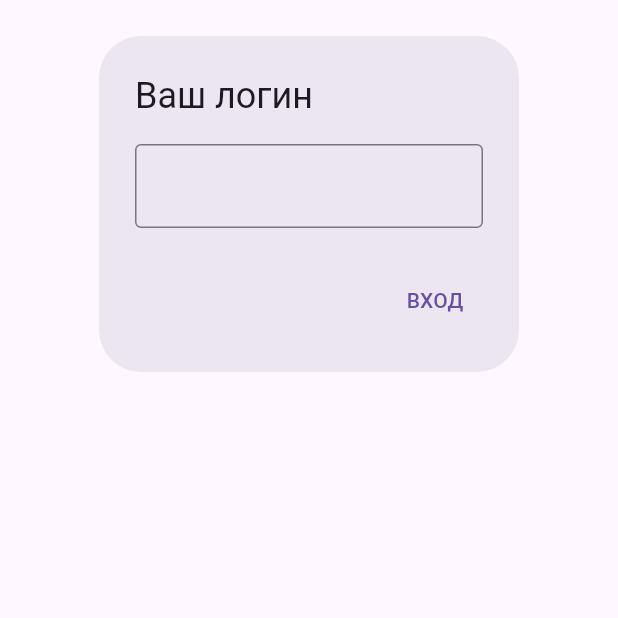
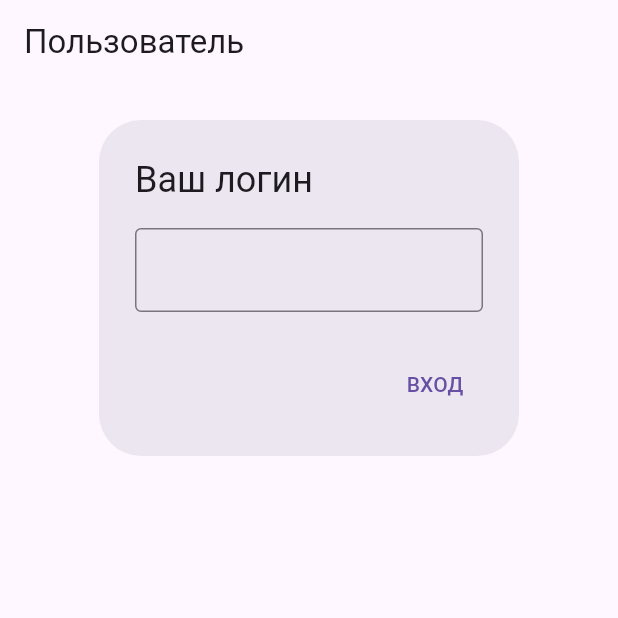
Before and after one commit to chauzov1995/gnsklad, a Flutter app: the profile screen opened directly, on a phone screen of 412 x 824 dp, the top half of it. Run offline on Flutter 3.47's test engine with Material 3 defaults, Android fonts, the phone set to English and light mode, and no system bars; our stand-ins replace cached_network_image, camera, device_info_plus, image_picker, photo_view, sqflite and 1 more; missing offline and left inert: flutter_broadcasts, flutter_datawedge, mailer; accounts and stored records are empty; network calls fail.

Commit message:
добавление функц брак

```diff
--- a/lib/brak.dart
+++ b/lib/brak.dart
@@ -373,6 +373,9 @@ www.giulianovars.ru
   @override
   Widget build(BuildContext context) {
     return Scaffold(
+        appBar:   AppBar(
+          title: Text("Брак"),
+        ),
         body: Container(
           padding: EdgeInsets.symmetric(vertical: 0, horizontal: 10),
           child: articul == ''
--- a/lib/fotosklad.dart
+++ b/lib/fotosklad.dart
@@ -137,6 +137,10 @@ class _fotoskladState extends State<fotosklad> {
   @override
   Widget build(BuildContext context) {
     return Scaffold(
+
+            appBar:   AppBar(
+              title: Text("Ящик с фурнитурой"),
+            ),
         body: Container(
           child: Column(
             children: <Widget>[
--- a/lib/profile.dart
+++ b/lib/profile.dart
@@ -36,7 +36,14 @@ class _profileState extends State<profile> {
 
   @override
   Widget build(BuildContext context) {
-    return  ListView(children: [ tehhclass.user_nik == ''
+
+    return Scaffold(
+
+        appBar:   AppBar(
+        title: Text("Пользователь"),
+    ),
+    body:
+    ListView(children: [ tehhclass.user_nik == ''
           ? AlertDialog(
         title: const Text('Ваш логин'),
         content: SingleChildScrollView(
@@ -98,7 +105,7 @@ class _profileState extends State<profile> {
 
 
           }, child: Text("Выход"))
-        ],))],);
+        ],))],));
 
 
   }
```
Also changed, not shown: lib/main.dart (+1 -11 lines), lib/postavshikir.dart (+7 -2 lines), lib/tars.dart (+7 -2 lines).
